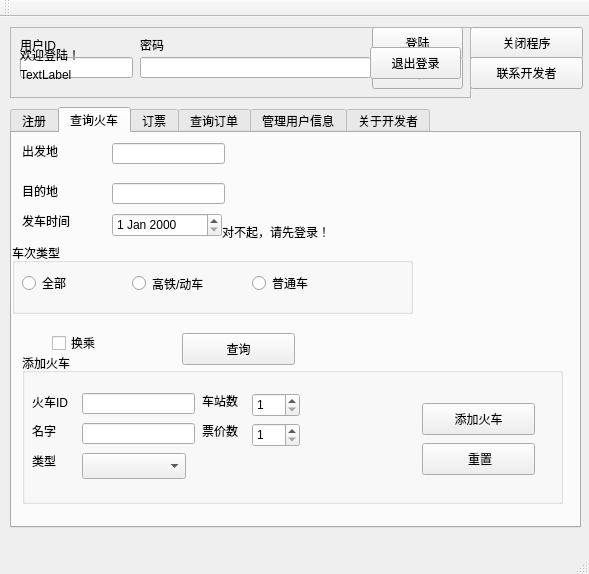
peterzheng98/2017-2018-B_DS_TrainTicketBooking, file QtPartB/mainwindow.ui: the form before one commit.
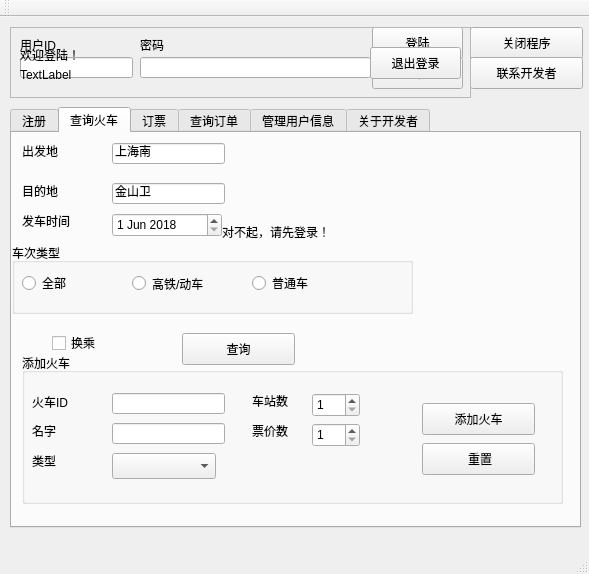
The form after the commit. The open tabs and pages were chosen to show the change. Icons and pictures are not drawn.

Commit message: [Develop 2-1J]

Diff of the .ui file:
```diff
--- a/QtPartB/mainwindow.ui
+++ b/QtPartB/mainwindow.ui
@@ -412,6 +412,9 @@
          <height>21</height>
         </rect>
        </property>
+       <property name="text">
+        <string>上海南</string>
+       </property>
       </widget>
       <widget class="QLineEdit" name="loc2">
        <property name="geometry">
@@ -422,6 +425,9 @@
          <height>21</height>
         </rect>
        </property>
+       <property name="text">
+        <string>金山卫</string>
+       </property>
       </widget>
       <widget class="QDateEdit" name="dateEdit">
        <property name="geometry">
@@ -432,6 +438,13 @@
          <height>24</height>
         </rect>
        </property>
+       <property name="date">
+        <date>
+         <year>2018</year>
+         <month>6</month>
+         <day>1</day>
+        </date>
+       </property>
       </widget>
       <widget class="QLabel" name="label_18">
        <property name="geometry">
@@ -497,22 +510,22 @@
        <property name="title">
         <string>车次类型</string>
        </property>
-       <widget class="QRadioButton" name="radioButton_3">
-        <property name="geometry">
-         <rect>
-          <x>10</x>
-          <y>30</y>
-          <width>100</width>
-          <height>20</height>
-         </rect>
-        </property>
-        <property name="text">
-         <string>全部</string>
-        </property>
-       </widget>
        <widget class="QRadioButton" name="radioButton">
         <property name="geometry">
          <rect>
+          <x>10</x>
+          <y>30</y>
+          <width>100</width>
+          <height>20</height>
+         </rect>
+        </property>
+        <property name="text">
+         <string>全部</string>
+        </property>
+       </widget>
+       <widget class="QRadioButton" name="radioButton_2">
+        <property name="geometry">
+         <rect>
           <x>120</x>
           <y>30</y>
           <width>101</width>
@@ -567,7 +580,7 @@
          <rect>
           <x>10</x>
           <y>40</y>
-          <width>41</width>
+          <width>51</width>
           <height>16</height>
          </rect>
         </property>
@@ -578,7 +591,7 @@
        <widget class="QLineEdit" name="addTrainBox_tid">
         <property name="geometry">
          <rect>
-          <x>60</x>
+          <x>90</x>
           <y>40</y>
           <width>113</width>
           <height>21</height>
@@ -588,7 +601,7 @@
        <widget class="QLineEdit" name="addTrainBox_tname">
         <property name="geometry">
          <rect>
-          <x>60</x>
+          <x>90</x>
           <y>70</y>
           <width>113</width>
           <height>21</height>
@@ -598,7 +611,7 @@
        <widget class="QComboBox" name="addTrainBox_cata">
         <property name="geometry">
          <rect>
-          <x>60</x>
+          <x>90</x>
           <y>100</y>
           <width>104</width>
           <height>26</height>
@@ -634,9 +647,9 @@
        <widget class="QLabel" name="label_33">
         <property name="geometry">
          <rect>
-          <x>180</x>
+          <x>230</x>
           <y>40</y>
-          <width>60</width>
+          <width>51</width>
           <height>16</height>
          </rect>
         </property>
@@ -647,7 +660,7 @@
        <widget class="QSpinBox" name="addTrainBox_stat_num">
         <property name="geometry">
          <rect>
-          <x>230</x>
+          <x>290</x>
           <y>40</y>
           <width>48</width>
           <height>24</height>
@@ -663,7 +676,7 @@
        <widget class="QSpinBox" name="addTrainBox_price_num">
         <property name="geometry">
          <rect>
-          <x>230</x>
+          <x>290</x>
           <y>70</y>
           <width>48</width>
           <height>24</height>
@@ -679,9 +692,9 @@
        <widget class="QLabel" name="label_34">
         <property name="geometry">
          <rect>
-          <x>180</x>
+          <x>230</x>
           <y>70</y>
-          <width>41</width>
+          <width>51</width>
           <height>16</height>
          </rect>
         </property>
```
Left out of the diff: 89 changed lines with no effect on the pictures. The commit also changes 2 other files.
